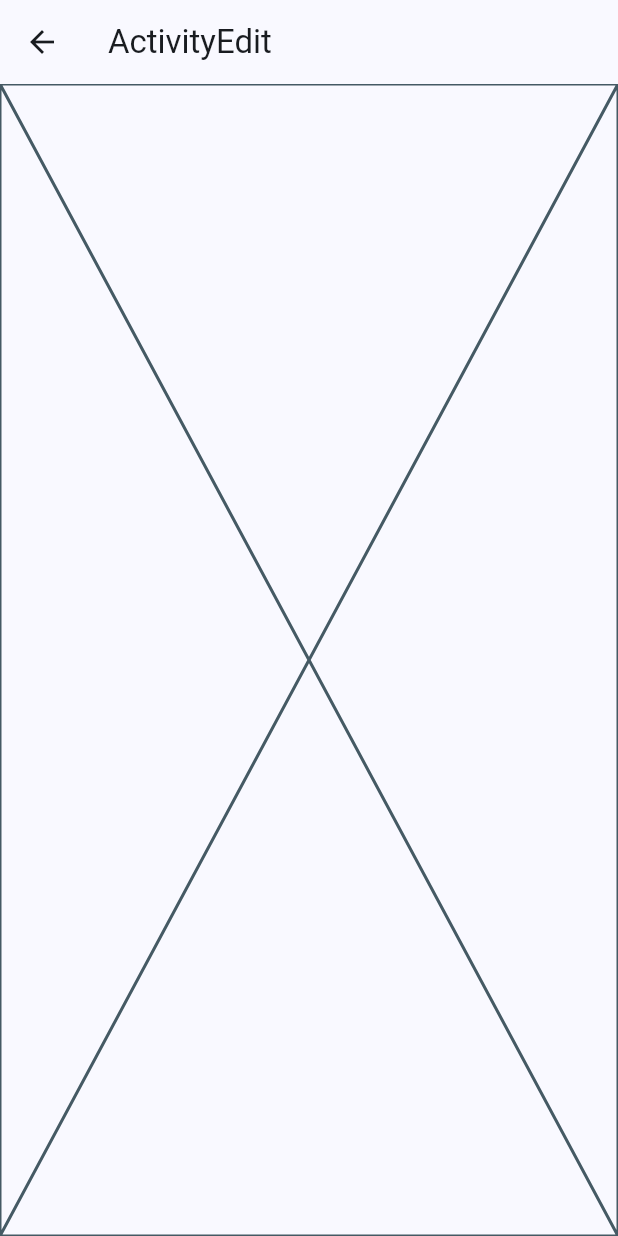
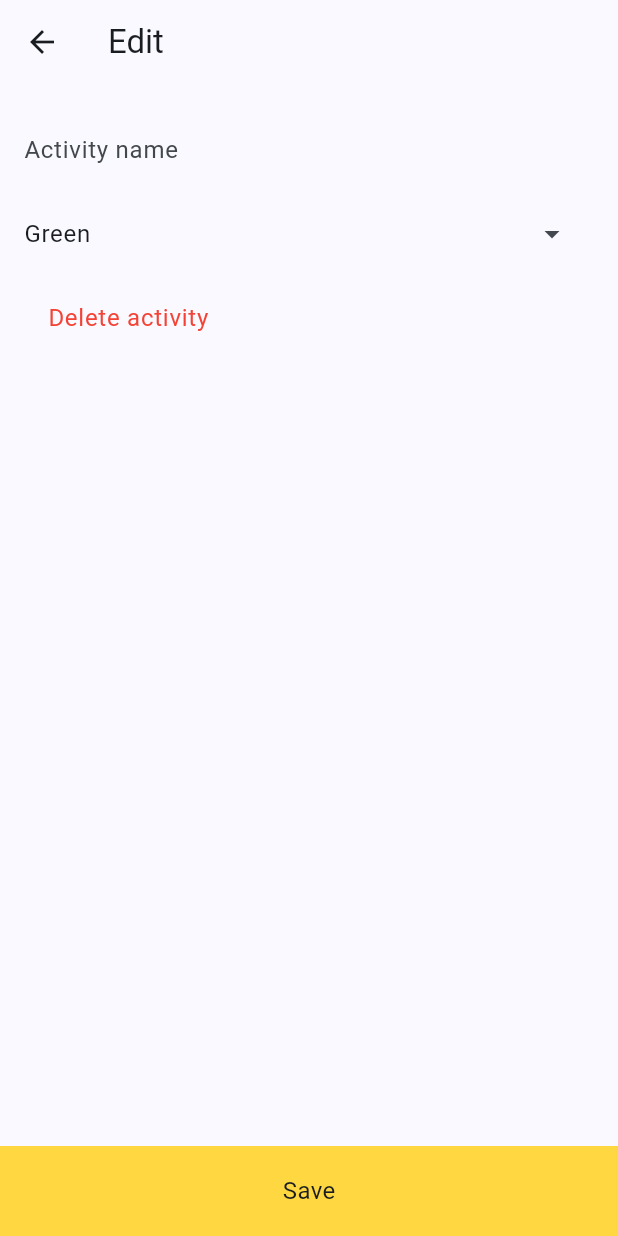
Before and after one commit to azusa5526/make_big_money, a Flutter app: the ActivityEdit screen opened by its route, on a phone screen of 412 x 824 dp. Run offline on Flutter 3.47's test engine with Material 3 defaults, Android fonts, the phone set to English and light mode, and no system bars; our stand-ins replace go_router.

Commit message:
feat: 修改名稱與提取顏色選擇器

```diff
--- a/lib/mods/activity/view/activity_add.dart
+++ b/lib/mods/activity/view/activity_add.dart
@@ -1,4 +1,5 @@
 import 'package:flutter/material.dart';
+import 'activity_theme_selector.dart';
 
 class ActivityAdd extends StatelessWidget {
   const ActivityAdd({super.key});
@@ -6,7 +7,7 @@ class ActivityAdd extends StatelessWidget {
   @override
   Widget build(BuildContext context) {
     return Scaffold(
-        appBar: AppBar(title: const Text('New Page')),
+        appBar: AppBar(title: const Text('Add')),
         body: SizedBox(
           height: double.infinity,
           child: Stack(
@@ -25,26 +26,7 @@ class ActivityAdd extends StatelessWidget {
                             label: Text('Activity name'),
                             border: InputBorder.none),
                       ),
-                      DropdownMenu(
-                        expandedInsets: EdgeInsets.zero,
-                        width: MediaQuery.of(context).size.width,
-                        initialSelection: ColorLabel.green,
-                        inputDecorationTheme: const InputDecorationTheme(
-                            border: InputBorder.none),
-                        onSelected: (ColorLabel? color) {},
-                        dropdownMenuEntries: ColorLabel.values
-                            .map<DropdownMenuEntry<ColorLabel>>(
-                                (ColorLabel color) {
-                          return DropdownMenuEntry<ColorLabel>(
-                            value: color,
-                            label: color.label,
-                            enabled: color.label != 'Grey',
-                            style: MenuItemButton.styleFrom(
-                              foregroundColor: color.color,
-                            ),
-                          );
-                        }).toList(),
-                      ),
+                      const ActivityThemeSelector(),
                     ],
                   ),
                 ),
--- a/lib/mods/activity/view/activity_edit.dart
+++ b/lib/mods/activity/view/activity_edit.dart
@@ -1,4 +1,5 @@
 import 'package:flutter/material.dart';
+import 'activity_theme_selector.dart';
 
 class ActivityEdit extends StatelessWidget {
   const ActivityEdit({super.key});
@@ -6,8 +7,60 @@ class ActivityEdit extends StatelessWidget {
   @override
   Widget build(BuildContext context) {
     return Scaffold(
-      appBar: AppBar(title: const Text('ActivityEdit')),
-      body: const Placeholder(),
-    );
+        appBar: AppBar(title: const Text('Edit')),
+        body: SizedBox(
+          height: double.infinity,
+          child: Stack(
+            children: [
+              SingleChildScrollView(
+                  child: Form(
+                child: Container(
+                  padding: const EdgeInsets.all(16.0),
+                  child: Column(
+                    children: [
+                      TextFormField(
+                        onSaved: (inputValue) {
+                          // console('title inputValue', inputValue);
+                        },
+                        decoration: const InputDecoration(
+                            label: Text('Activity name'),
+                            border: InputBorder.none),
+                      ),
+                      const ActivityThemeSelector(),
+                      ListTile(
+                        onTap: () {},
+                        title: const Text(
+                          'Delete activity',
+                          style: TextStyle(color: Colors.red),
+                        ),
+                      )
+                    ],
+                  ),
+                ),
+              )),
+              Positioned(
+                  left: 0,
+                  right: 0,
+                  bottom: 0,
+                  child: Material(
+                    child: Ink(
+                      decoration:
+                          const BoxDecoration(color: Colors.amberAccent),
+                      child: InkWell(
+                        onTap: () {},
+                        child: const SizedBox(
+                            width: double.infinity,
+                            height: 60,
+                            child: Center(
+                                child: Text(
+                              'Save',
+                              style: TextStyle(fontSize: 16.0),
+                            ))),
+                      ),
+                    ),
+                  ))
+            ],
+          ),
+        ));
   }
 }
--- /dev/null
+++ b/lib/mods/activity/view/activity_theme_selector.dart
@@ -0,0 +1,44 @@
+import 'package:flutter/material.dart';
+
+enum ColorLabel {
+  blue('Blue', Colors.blue),
+  pink('Pink', Colors.pink),
+  green('Green', Colors.green),
+  yellow('Orange', Colors.orange),
+  grey('Grey', Colors.grey);
+
+  const ColorLabel(this.label, this.color);
+  final String label;
+  final Color color;
+}
+
+class ActivityThemeSelector extends StatefulWidget {
+  const ActivityThemeSelector({super.key});
+
+  @override
+  State<ActivityThemeSelector> createState() => _ActivityThemeSelectorState();
+}
+
+class _ActivityThemeSelectorState extends State<ActivityThemeSelector> {
+  @override
+  Widget build(BuildContext context) {
+    return DropdownMenu(
+        expandedInsets: EdgeInsets.zero,
+        width: MediaQuery.of(context).size.width,
+        initialSelection: ColorLabel.green,
+        inputDecorationTheme:
+            const InputDecorationTheme(border: InputBorder.none),
+        onSelected: (ColorLabel? color) {},
+        dropdownMenuEntries: ColorLabel.values
+            .map<DropdownMenuEntry<ColorLabel>>((ColorLabel color) {
+          return DropdownMenuEntry<ColorLabel>(
+            value: color,
+            label: color.label,
+            enabled: color.label != 'Grey',
+            style: MenuItemButton.styleFrom(
+              foregroundColor: color.color,
+            ),
+          );
+        }).toList());
+  }
+}
```
